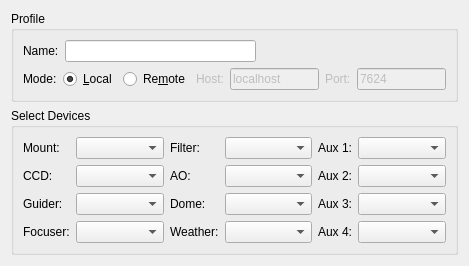
Before: the Qt Designer form kstars/ekos/profileeditor.ui in KDE/kstars, drawn with Qt 5.
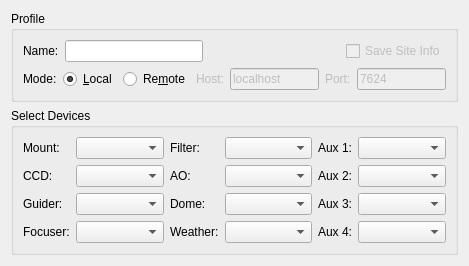
After: the same form once the commit is applied.

Commit message: Add ability to save current site location in the profile DB

Diff of the .ui file:
```diff
--- a/kstars/ekos/profileeditor.ui
+++ b/kstars/ekos/profileeditor.ui
@@ -42,6 +42,19 @@
           </property>
          </spacer>
         </item>
+        <item>
+         <widget class="QCheckBox" name="loadSiteCheck">
+          <property name="enabled">
+           <bool>false</bool>
+          </property>
+          <property name="toolTip">
+           <string>Load current site settings when Ekos is online. This option should only be used when connecting to a remote site.</string>
+          </property>
+          <property name="text">
+           <string>Save Site Info</string>
+          </property>
+         </widget>
+        </item>
        </layout>
       </item>
       <item>
```
Left out of the diff: 20 changed lines with no effect on the pictures. The commit also changes 5 other files.
